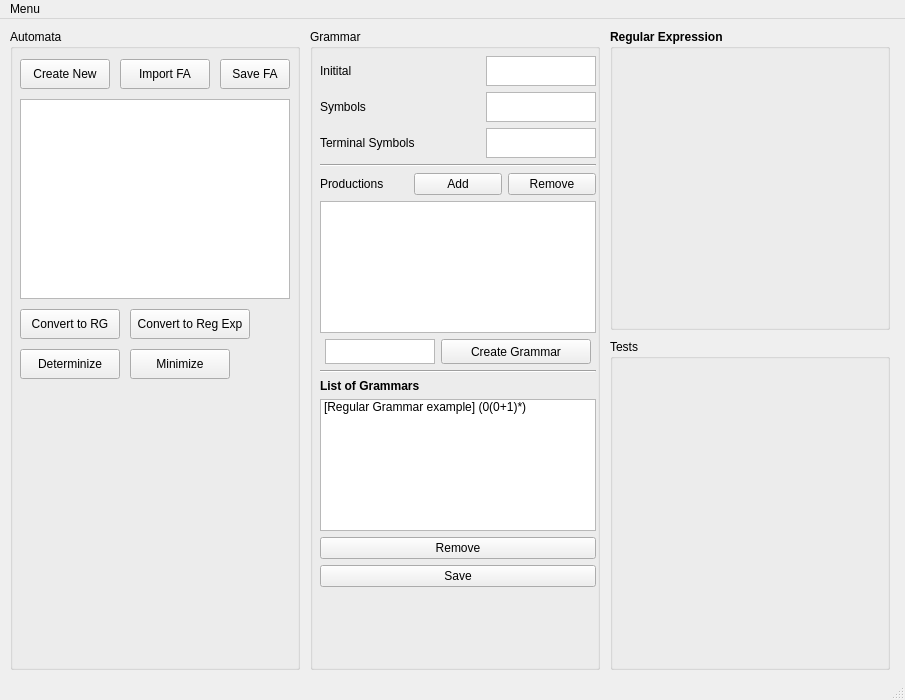
Before: the Qt Designer form ui/main_window.ui in ramnaq/midena, drawn with Qt 5.
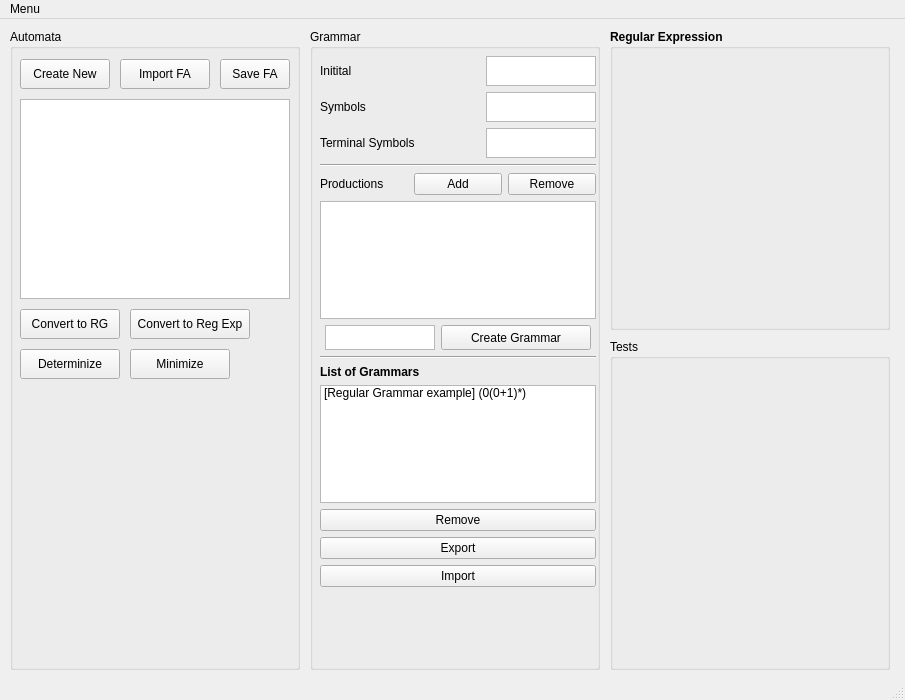
After: the same form once the commit is applied.

Commit message: Export grammar prompting file name

```diff
--- a/ui/main_window.ui
+++ b/ui/main_window.ui
@@ -437,7 +437,14 @@
       <item>
        <widget class="QPushButton" name="saveGrammarBtn">
         <property name="text">
-         <string>Save</string>
+         <string>Export</string>
+        </property>
+       </widget>
+      </item>
+      <item>
+       <widget class="QPushButton" name="importGrammarBtn">
+        <property name="text">
+         <string>Import</string>
         </property>
        </widget>
       </item>
```
Left out of the diff: 2 changed lines with no effect on the pictures. The commit also changes 5 other files.
